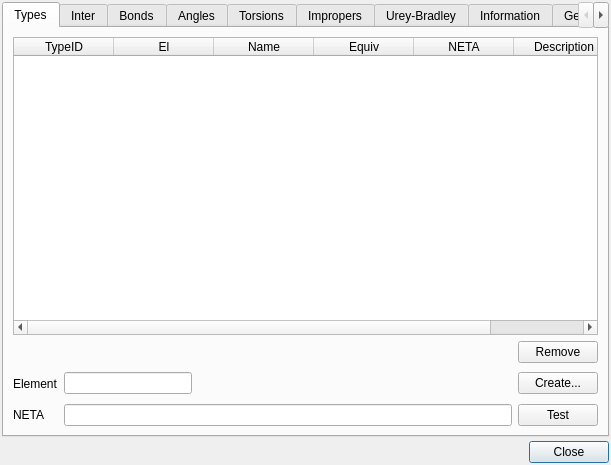
Old version of the form src/gui/ffeditor.ui in the repository trisyoungs/aten.
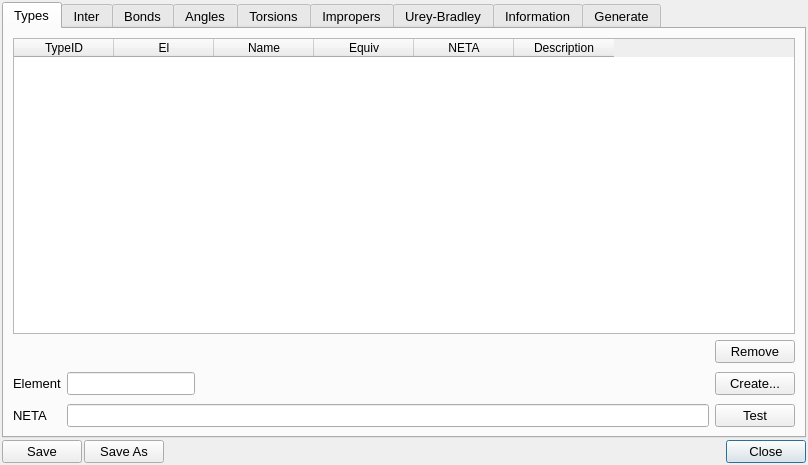
New version of the form. Icons and pictures are not drawn.

Commit message: Removed old Forcefields and Transform dock widgets. Added Save/SaveAs buttons to FFEditor. Added type test popup. Added popups reproducing axis rotate, multiply, and convert functions from old Transform dock widget. Tweaked root CMakeLists to only build 64-bit target on OSX. Updated root CMakeLists.txt and CMake includes (thanks AE). Renamed extra/dmginfo.txt to extra/aten.dmginfo.

Patch:
```diff
--- a/src/gui/ffeditor.ui
+++ b/src/gui/ffeditor.ui
@@ -5,10 +5,15 @@
    <rect>
     <x>0</x>
     <y>0</y>
-    <width>611</width>
+    <width>808</width>
     <height>465</height>
    </rect>
   </property>
+  <property name="font">
+   <font>
+    <pointsize>10</pointsize>
+   </font>
+  </property>
   <property name="windowTitle">
    <string>Forcefield Editor</string>
   </property>
@@ -16,9 +21,9 @@
    <iconset resource="icons.qrc">
     <normaloff>:/program/icons/aten.png</normaloff>:/program/icons/aten.png</iconset>
   </property>
-  <layout class="QVBoxLayout">
+  <layout class="QVBoxLayout" name="verticalLayout_9">
    <property name="spacing">
-    <number>4</number>
+    <number>2</number>
    </property>
    <property name="margin">
     <number>2</number>
@@ -1476,14 +1481,119 @@
     </widget>
    </item>
    <item>
-    <widget class="QDialogButtonBox" name="buttonBox">
-     <property name="orientation">
-      <enum>Qt::Horizontal</enum>
+    <layout class="QHBoxLayout" name="horizontalLayout">
+     <property name="spacing">
+      <number>2</number>
      </property>
-     <property name="standardButtons">
-      <set>QDialogButtonBox::Close</set>
-     </property>
-    </widget>
+     <item>
+      <widget class="QPushButton" name="SaveButton">
+       <property name="enabled">
+        <bool>true</bool>
+       </property>
+       <property name="sizePolicy">
+        <sizepolicy hsizetype="Minimum" vsizetype="Fixed">
+         <horstretch>0</horstretch>
+         <verstretch>0</verstretch>
+        </sizepolicy>
+       </property>
+       <property name="minimumSize">
+        <size>
+         <width>0</width>
+         <height>0</height>
+        </size>
+       </property>
+       <property name="maximumSize">
+        <size>
+         <width>200</width>
+         <height>31</height>
+        </size>
+       </property>
+       <property name="toolTip">
+        <string>Load forcefield from file</string>
+       </property>
+       <property name="text">
+        <string>Save</string>
+       </property>
+       <property name="icon">
+        <iconset resource="icons.qrc">
+         <normaloff>:/file/icons/file_save.svg</normaloff>:/file/icons/file_save.svg</iconset>
+       </property>
+       <property name="iconSize">
+        <size>
+         <width>16</width>
+         <height>16</height>
+        </size>
+       </property>
+       <property name="autoDefault">
+        <bool>false</bool>
+       </property>
+      </widget>
+     </item>
+     <item>
+      <widget class="QPushButton" name="SaveAsButton">
+       <property name="enabled">
+        <bool>true</bool>
+       </property>
+       <property name="sizePolicy">
+        <sizepolicy hsizetype="Minimum" vsizetype="Fixed">
+         <horstretch>0</horstretch>
+         <verstretch>0</verstretch>
+        </sizepolicy>
+       </property>
+       <property name="minimumSize">
+        <size>
+         <width>0</width>
+         <height>0</height>
+        </size>
+       </property>
+       <property name="maximumSize">
+        <size>
+         <width>200</width>
+         <height>31</height>
+        </size>
+       </property>
+       <property name="toolTip">
+        <string>Load forcefield from file</string>
+       </property>
+       <property name="text">
+        <string>Save As</string>
+       </property>
+       <property name="icon">
+        <iconset resource="icons.qrc">
+         <normaloff>:/file/icons/file_saveas.svg</normaloff>:/file/icons/file_saveas.svg</iconset>
+       </property>
+       <property name="iconSize">
+        <size>
+         <width>16</width>
+         <height>16</height>
+        </size>
+       </property>
+       <property name="autoDefault">
+        <bool>false</bool>
+       </property>
+      </widget>
+     </item>
+     <item>
+      <spacer name="horizontalSpacer">
+       <property name="orientation">
+        <enum>Qt::Horizontal</enum>
+       </property>
+       <property name="sizeHint" stdset="0">
+        <size>
+         <width>40</width>
+         <height>20</height>
+        </size>
+       </property>
+      </spacer>
+     </item>
+     <item>
+      <widget class="QPushButton" name="CloseButton">
+       <property name="text">
+        <string>Close</string>
+       </property>
+      </widget>
+     </item>
+    </layout>
    </item>
   </layout>
  </widget>
```
Left out of the diff: 36 changed lines with no effect on the pictures. The commit also changes 37 other files.
